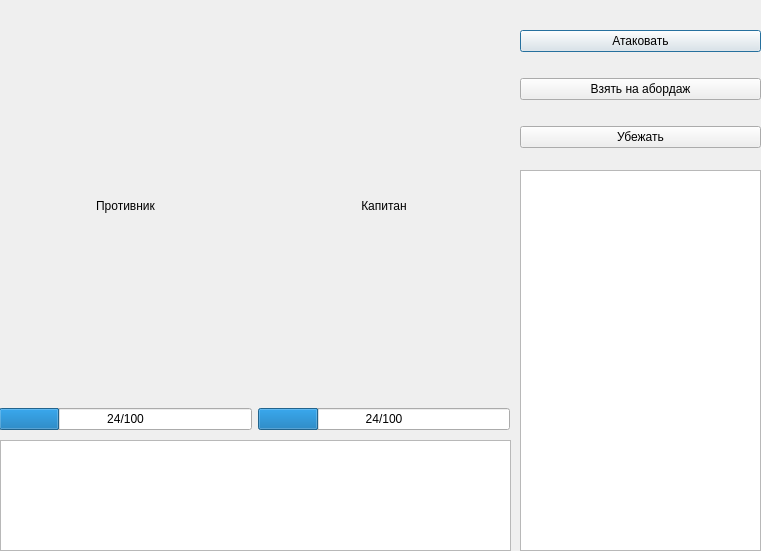
Above: battlewindow.ui from 6rayWa1cher/codename-piratelands before the change. Below: the same form after it.
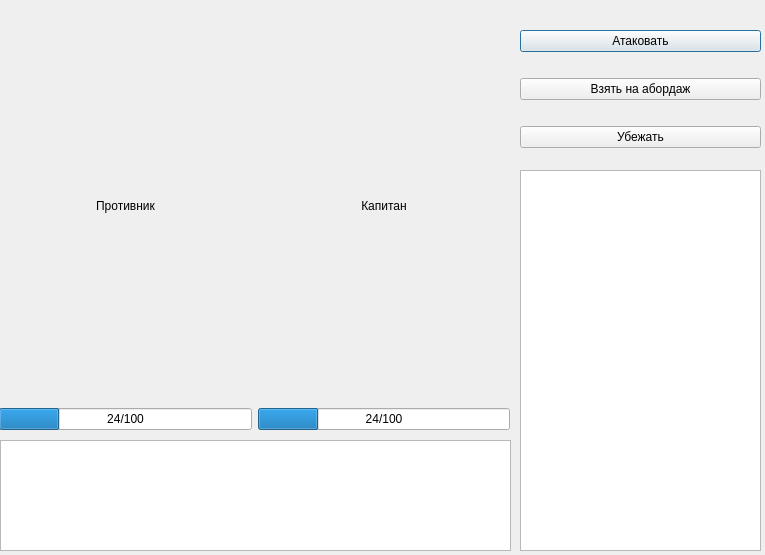
That is the form after the change.

Diff of the .ui file:
```diff
--- a/battlewindow.ui
+++ b/battlewindow.ui
@@ -6,8 +6,8 @@
    <rect>
     <x>0</x>
     <y>0</y>
-    <width>761</width>
-    <height>551</height>
+    <width>765</width>
+    <height>555</height>
    </rect>
   </property>
   <property name="windowTitle">
```
